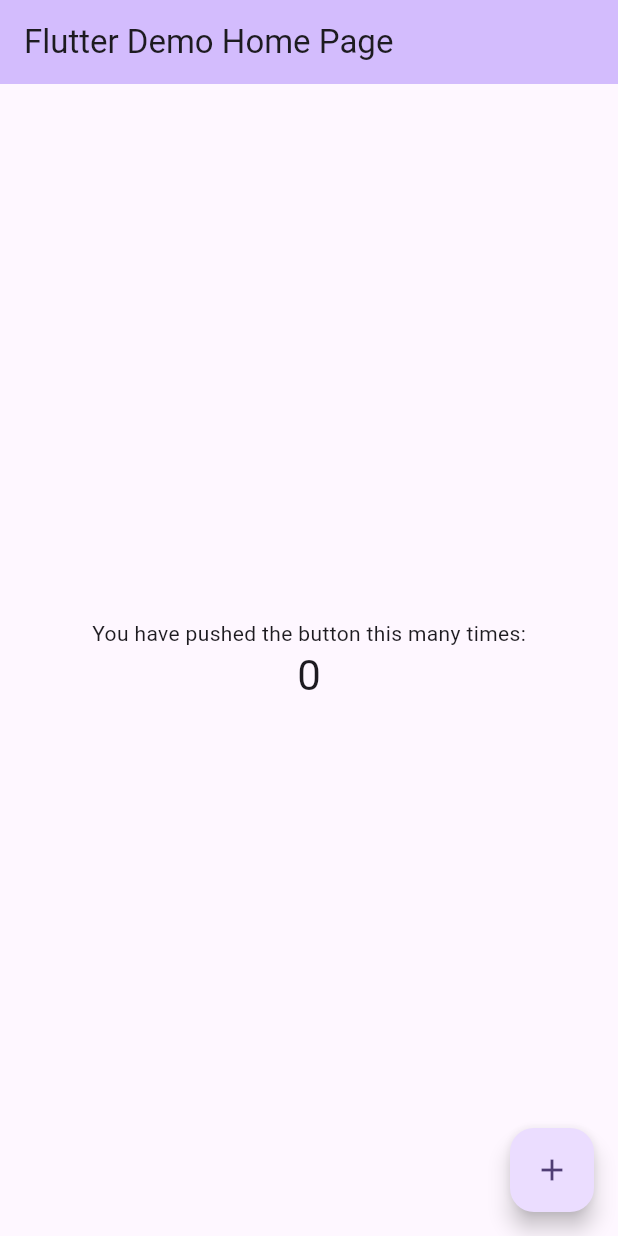
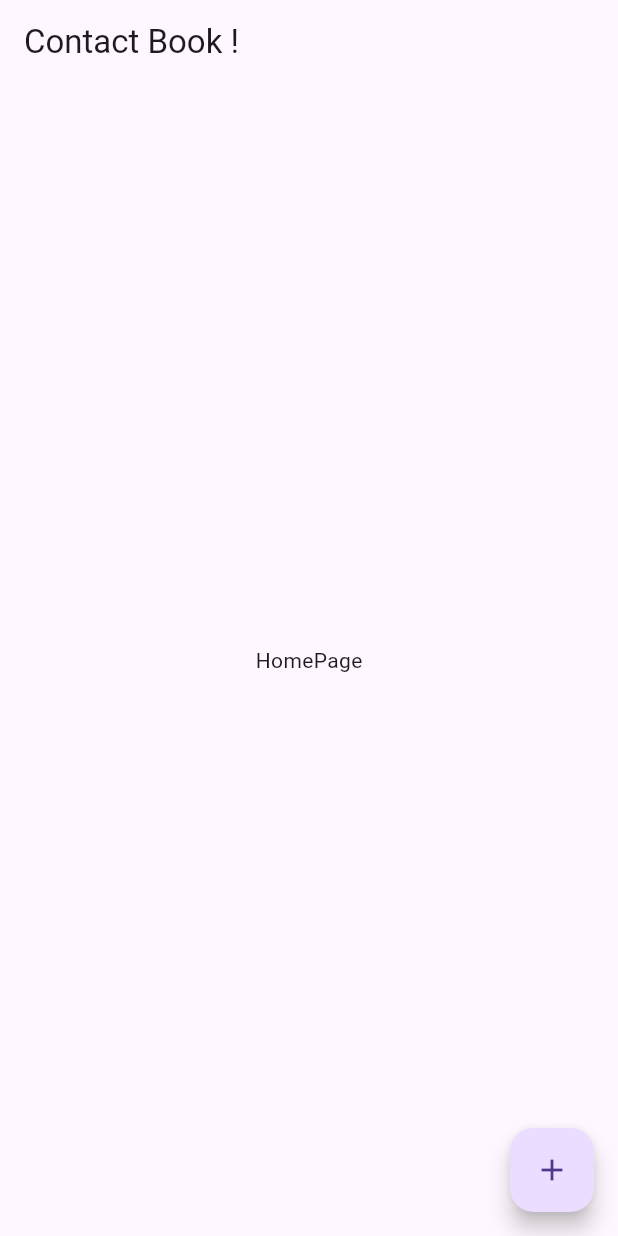
Before and after one commit to CrazyRikin/contact_book, a Flutter app: the screen it shows after launch, on a phone screen of 412 x 824 dp. Run offline on Flutter 3.47's test engine with Material 3 defaults, Android fonts, the phone set to English and light mode, and no system bars.

Commit message:
basic setup

```diff
--- a/lib/main.dart
+++ b/lib/main.dart
@@ -1,125 +1,10 @@
+import 'package:contact_book/pages/home_page.dart';
+import 'package:contact_book/utils/theme_data.dart';
 import 'package:flutter/material.dart';
 
 void main() {
-  runApp(const MyApp());
+  runApp(MaterialApp(
+    theme: kTheme,
+    home: const HomePage(),
+  ));
 }
-
-class MyApp extends StatelessWidget {
-  const MyApp({super.key});
-
-  // This widget is the root of your application.
-  @override
-  Widget build(BuildContext context) {
-    return MaterialApp(
-      title: 'Flutter Demo',
-      theme: ThemeData(
-        // This is the theme of your application.
-        //
-        // TRY THIS: Try running your application with "flutter run". You'll see
-        // the application has a purple toolbar. Then, without quitting the app,
-        // try changing the seedColor in the colorScheme below to Colors.green
-        // and then invoke "hot reload" (save your changes or press the "hot
-        // reload" button in a Flutter-supported IDE, or press "r" if you used
-        // the command line to start the app).
-        //
-        // Notice that the counter didn't reset back to zero; the application
-        // state is not lost during the reload. To reset the state, use hot
-        // restart instead.
-        //
-        // This works for code too, not just values: Most code changes can be
-        // tested with just a hot reload.
-        colorScheme: ColorScheme.fromSeed(seedColor: Colors.deepPurple),
-        useMaterial3: true,
-      ),
-      home: const MyHomePage(title: 'Flutter Demo Home Page'),
-    );
-  }
-}
-
-class MyHomePage extends StatefulWidget {
-  const MyHomePage({super.key, required this.title});
-
-  // This widget is the home page of your application. It is stateful, meaning
-  // that it has a State object (defined below) that contains fields that affect
-  // how it looks.
-
-  // This class is the configuration for the state. It holds the values (in this
-  // case the title) provided by the parent (in this case the App widget) and
-  // used by the build method of the State. Fields in a Widget subclass are
-  // always marked "final".
-
-  final String title;
-
-  @override
-  State<MyHomePage> createState() => _MyHomePageState();
-}
-
-class _MyHomePageState extends State<MyHomePage> {
-  int _counter = 0;
-
-  void _incrementCounter() {
-    setState(() {
-      // This call to setState tells the Flutter framework that something has
-      // changed in this State, which causes it to rerun the build method below
-      // so that the display can reflect the updated values. If we changed
-      // _counter without calling setState(), then the build method would not be
-      // called again, and so nothing would appear to happen.
-      _counter++;
-    });
-  }
-
-  @override
-  Widget build(BuildContext context) {
-    // This method is rerun every time setState is called, for instance as done
-    // by the _incrementCounter method above.
-    //
-    // The Flutter framework has been optimized to make rerunning build methods
-    // fast, so that you can just rebuild anything that needs updating rather
-    // than having to individually change instances of widgets.
-    return Scaffold(
-      appBar: AppBar(
-        // TRY THIS: Try changing the color here to a specific color (to
-        // Colors.amber, perhaps?) and trigger a hot reload to see the AppBar
-        // change color while the other colors stay the same.
-        backgroundColor: Theme.of(context).colorScheme.inversePrimary,
-        // Here we take the value from the MyHomePage object that was created by
-        // the App.build method, and use it to set our appbar title.
-        title: Text(widget.title),
-      ),
-      body: Center(
-        // Center is a layout widget. It takes a single child and positions it
-        // in the middle of the parent.
-        child: Column(
-          // Column is also a layout widget. It takes a list of children and
-          // arranges them vertically. By default, it sizes itself to fit its
-          // children horizontally, and tries to be as tall as its parent.
-          //
-          // Column has various properties to control how it sizes itself and
-          // how it positions its children. Here we use mainAxisAlignment to
-          // center the children vertically; the main axis here is the vertical
-          // axis because Columns are vertical (the cross axis would be
-          // horizontal).
-          //
-          // TRY THIS: Invoke "debug painting" (choose the "Toggle Debug Paint"
-          // action in the IDE, or press "p" in the console), to see the
-          // wireframe for each widget.
-          mainAxisAlignment: MainAxisAlignment.center,
-          children: <Widget>[
-            const Text(
-              'You have pushed the button this many times:',
-            ),
-            Text(
-              '$_counter',
-              style: Theme.of(context).textTheme.headlineMedium,
-            ),
-          ],
-        ),
-      ),
-      floatingActionButton: FloatingActionButton(
-        onPressed: _incrementCounter,
-        tooltip: 'Increment',
-        child: const Icon(Icons.add),
-      ), // This trailing comma makes auto-formatting nicer for build methods.
-    );
-  }
-}
--- /dev/null
+++ b/lib/pages/home_page.dart
@@ -0,0 +1,20 @@
+import 'package:contact_book/widgets/HomePageWidgets/floating_button.dart';
+import 'package:flutter/material.dart';
+
+class HomePage extends StatefulWidget {
+  const HomePage({super.key});
+
+  @override
+  State<HomePage> createState() => _HomePageState();
+}
+
+class _HomePageState extends State<HomePage> {
+  @override
+  Widget build(BuildContext context) {
+    return Scaffold(
+      floatingActionButton: const CustomFloatingButton(),
+      appBar: AppBar(title: const Text("Contact Book !")),
+      body: const Center(child: Text("HomePage")),
+    );
+  }
+}
--- /dev/null
+++ b/lib/utils/theme_data.dart
@@ -0,0 +1,3 @@
+import 'package:flutter/material.dart';
+
+var kTheme = ThemeData(useMaterial3: true);
--- /dev/null
+++ b/lib/widgets/HomePageWidgets/floating_button.dart
@@ -0,0 +1,27 @@
+import 'package:contact_book/services/functions/home_page_functions.dart';
+import 'package:flutter/material.dart';
+
+class CustomFloatingButton extends StatelessWidget {
+  const CustomFloatingButton({super.key});
+
+  @override
+  Widget build(BuildContext context) {
+    return FloatingActionButton(
+      onPressed: () {
+        showDialog(
+          context: context,
+          builder: (context) => Container(
+            color: Colors.white,
+            child: const Center(
+              child: Column(
+                mainAxisSize: MainAxisSize.min,
+                children: [Text("one"), Text(("two"))],
+              ),
+            ),
+          ),
+        );
+      },
+      child: const Icon(Icons.add),
+    );
+  }
+}
--- a/pubspec.yaml
+++ b/pubspec.yaml
@@ -30,7 +30,7 @@ environment:
 dependencies:
   flutter:
     sdk: flutter
-
+  provider:
 
   # The following adds the Cupertino Icons font to your application.
   # Use with the CupertinoIcons class for iOS style icons.
```
Also changed, not shown: lib/services/functions/home_page_functions.dart (added, +9 -0 lines), lib/pages/add_contact.dart (added), lib/pages/export_contact.dart (added), lib/pages/import_contacts.dart (added), lib/pages/import_device_contact.dart (added), lib/utils/constants.dart (added), lib/utils/styles.dart (added), pubspec.lock, 1 other file.
